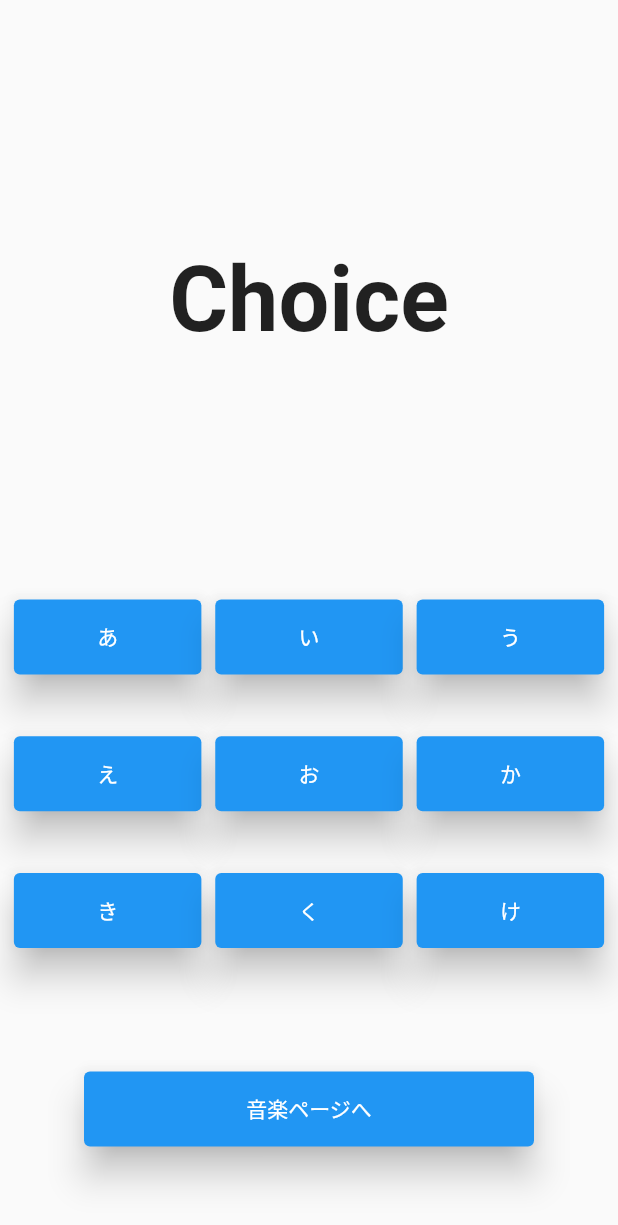
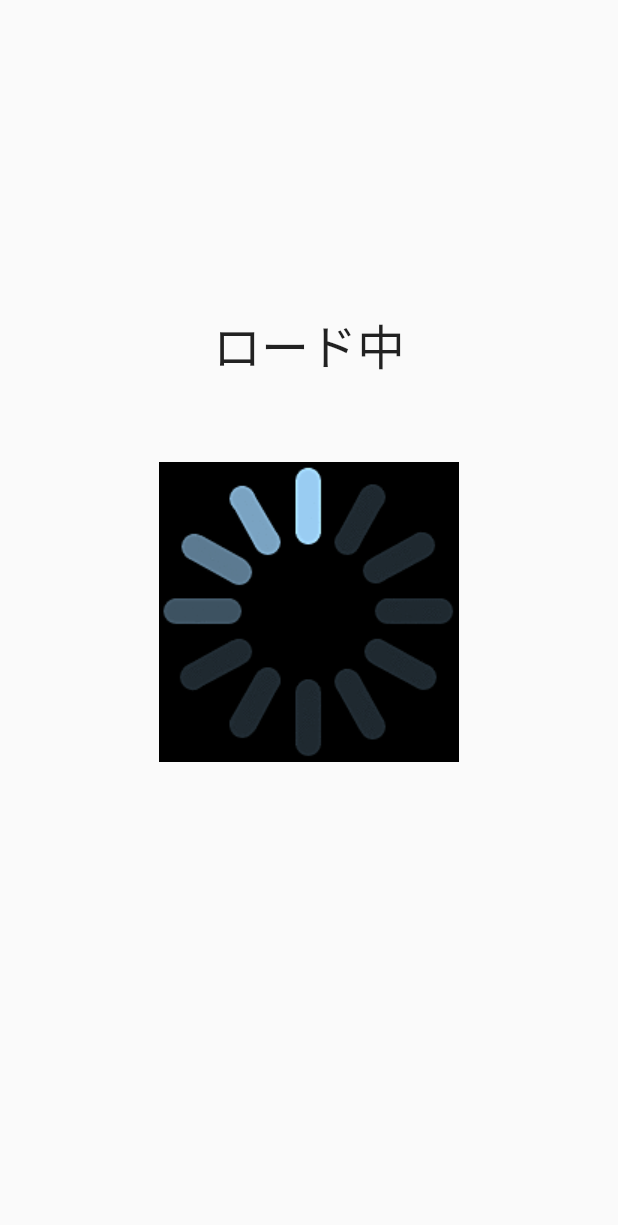
Before and after one commit to KitagawaFuuga/Musicapp, a Flutter app: the Choice screen opened directly, after a tap on "音楽ページへ", on a phone screen of 412 x 824 dp. Shown: the top 1225 px of the screen. Run offline on Flutter 3.47's test engine with Material 2 defaults, Android fonts, the phone set to English and light mode, and no system bars; our stand-ins replace video_player.

Commit message:
音楽を選択肢により選択できるようになりました

```diff
--- a/lib/choice.dart
+++ b/lib/choice.dart
@@ -1,4 +1,5 @@
 import 'package:flutter/material.dart';
+import 'select.dart';
 
 class Choice extends StatefulWidget{
   const Choice({Key? key}) : super(key: key);
@@ -8,6 +9,15 @@ class Choice extends StatefulWidget{
 }
 
 class _ChoiceState extends State<Choice> {
+
+  @override
+  void initState() {
+    flagnum = [0,0,0,0,0,0,0,0,0,0];
+    flags = [false,false,false,false,false,false,false,false,false,false];
+  }
+
+  var flagnum = [0,0,0,0,0,0,0,0,0,0];
+  List<bool> flags = [false,false,false,false,false,false,false,false,false,false];
   @override
   Widget build(BuildContext context) {
   final double deviceSize = MediaQuery.of(context).size.height;
@@ -19,9 +29,9 @@ class _ChoiceState extends State<Choice> {
               child: Container(
                 margin: EdgeInsets.only(top: deviceSize / 5),
                 child: const Text(
-                  'Choice',
+                  '今の気分は??',
                   style: TextStyle(
-                    fontSize: 60,
+                    fontSize: 50,
                     fontWeight: FontWeight.bold,
                   ),
                 ),
@@ -32,36 +42,9 @@ class _ChoiceState extends State<Choice> {
               child: Row(
                 mainAxisAlignment: MainAxisAlignment.spaceEvenly,
                 children: [
-                  ElevatedButton(
-                    style: ElevatedButton.styleFrom(
-                      fixedSize: Size(125, 50),
-                      elevation: 10,
-                    ),
-                    onPressed: (){
-                      print("button press !!");
-                    },
-                    child: Text('あ')
-                  ),
-                  ElevatedButton(
-                    style: ElevatedButton.styleFrom(
-                      fixedSize: Size(125, 50),
-                      elevation: 10,
-                    ),
-                    onPressed: (){
-                      print("button press !!");
-                    },
-                    child: Text('い')
-                  ),
-                  ElevatedButton(
-                    style: ElevatedButton.styleFrom(
-                      fixedSize: Size(125, 50),
-                      elevation: 10,
-                    ),
-                    onPressed: (){
-                      print("button press !!");
-                    },
-                    child: Text('う')
-                  ),
+                  ButtonPrint('心地よい', 0, deviceSize),
+                  ButtonPrint('楽しく', 1, deviceSize),
+                  ButtonPrint('にぎやかな', 2, deviceSize)
                 ],
               ),
             ),
@@ -70,36 +53,9 @@ class _ChoiceState extends State<Choice> {
               child: Row(
                 mainAxisAlignment: MainAxisAlignment.spaceEvenly,
                 children: [
-                  ElevatedButton(
-                    style: ElevatedButton.styleFrom(
-                      fixedSize: Size(125, 50),
-                      elevation: 10,
-                    ),
-                    onPressed: (){
-                      print("button press !!");
-                    },
-                    child: Text('え')
-                  ),
-                  ElevatedButton(
-                    style: ElevatedButton.styleFrom(
-                      fixedSize: Size(125, 50),
-                      elevation: 10,
-                    ),
-                    onPressed: (){
-                      print("button press !!");
-                    },
-                    child: Text('お')
-                  ),
-                  ElevatedButton(
-                    style: ElevatedButton.styleFrom(
-                      fixedSize: Size(125, 50),
-                      elevation: 10,
-                    ),
-                    onPressed: (){
-                      print("button press !!");
-                    },
-                    child: Text('か')
-                  ),
+                  ButtonPrint('感動する', 3,deviceSize),
+                  ButtonPrint('静かな', 4,deviceSize),
+                  ButtonPrint('勢いのある', 5,deviceSize)
                 ],
               ),
             ),
@@ -108,36 +64,9 @@ class _ChoiceState extends State<Choice> {
               child: Row(
                 mainAxisAlignment: MainAxisAlignment.spaceEvenly,
                 children: [
-                  ElevatedButton(
-                    style: ElevatedButton.styleFrom(
-                      fixedSize: Size(125, 50),
-                      elevation: 10,
-                    ),
-                    onPressed: (){
-                      print("button press !!");
-                    },
-                    child: Text('き')
-                  ),
-                  ElevatedButton(
-                    style: ElevatedButton.styleFrom(
-                      fixedSize: Size(125, 50),
-                      elevation: 10,
-                    ),
-                    onPressed: (){
-                      print("button press !!");
-                    },
-                    child: Text('く')
-                  ),
-                  ElevatedButton(
-                    style: ElevatedButton.styleFrom(
-                      fixedSize: Size(125, 50),
-                      elevation: 10,
-                    ),
-                    onPressed: (){
-                      print("button press !!");
-                    },
-                    child: Text('け')
-                  ),
+                  ButtonPrint('おしゃれに', 6,deviceSize),
+                  ButtonPrint('気分よく', 7,deviceSize),
+                  ButtonPrint('ららんらんらん', 8,deviceSize)
                 ],
               ),
             ),
@@ -149,7 +78,10 @@ class _ChoiceState extends State<Choice> {
                   elevation: 10,
                 ),
                 onPressed: (){
-                  print("button press !!");
+                  Navigator.push(
+                    context,
+                    MaterialPageRoute(builder: (context) => select(nums: flagnum))
+                  );
                 },
                 child: const Text('音楽ページへ')
               ),
@@ -159,4 +91,24 @@ class _ChoiceState extends State<Choice> {
       ),
     );
   }
+
+  Widget ButtonPrint(String TextString, int num, double size){
+
+    return Container(
+      width: size / 7,
+      height: size / 20,
+      child: ElevatedButton(
+        onPressed: (){
+          setState(() {
+            flags[num] = !flags[num];
+            flags[num] ?  flagnum[num] = 1 : flagnum[num] = 0;
+            print(flagnum[num].toString());
+          });
+        },
+        style: ElevatedButton.styleFrom(
+          primary: flags[num] ? Colors.black : Colors.blue
+        ),
+        child: Text(TextString),
+    ));
+  }
 }
--- a/lib/main.dart
+++ b/lib/main.dart
@@ -1,5 +1,7 @@
 import 'package:flutter/material.dart';
 import 'music.dart';
+import 'choice.dart';
+import 'select.dart';
 
 void main() {
   runApp(const MyApp());
@@ -16,7 +18,7 @@ class MyApp extends StatelessWidget {
       theme: ThemeData(
         primarySwatch: Colors.blue,
       ),
-      home: AudioPlayerPage(),
+      home: Choice(),
     );
   }
 }
--- /dev/null
+++ b/lib/select.dart
@@ -0,0 +1,100 @@
+import 'package:flutter/material.dart';
+import 'dart:io';
+import 'dart:math' as math;
+import 'music.dart';
+
+class select extends StatefulWidget {
+  var nums = [];
+  select({Key? key, required this.nums}) : super(key: key);
+
+  @override
+  _selectState createState() => _selectState();
+}
+
+class _selectState extends State<select> {
+  late var numnum = widget.nums;
+  var checknum = [];
+  String runmusic = 'moi';
+  double average = 0;
+  List<String> words = ['ロード中','どんな曲が出るんですかね？','長いな～','もうちょっと待ってね'];
+  int i = 0;
+
+  @override
+  void initState() {
+    super.initState();
+    var random = math.Random();
+    String word = words[0];
+    numnum = widget.nums;
+    print(numnum);
+
+    for (int b = 0; b < numnum.length; b++){
+      if(numnum[b] == 1){
+        checknum.add(b);
+      }
+    }
+
+    if(checknum.length != 1){
+      if(checknum.length >= 1){
+        for(int k = 0; k < checknum.length; k++){
+          average = checknum[k] + average;
+        }
+        setState(() {
+          average = average / checknum.length;
+          runmusic = average.round().toString() + '.mp3';
+        });
+      }else{
+        runmusic = random.nextInt(8).toString() + '.mp3';
+      }
+    }else{
+      setState(() {
+        runmusic = checknum[0].toString() + '.mp3';
+      });
+    }
+
+    Future.delayed(Duration(seconds: random.nextInt(5) + 5), () {
+      print(runmusic);
+      Navigator.push(
+        context,
+        MaterialPageRoute(builder: (context) => AudioPlayerPage(playmusic: runmusic)),
+      );
+    });
+    Future.delayed(Duration(seconds: 3), (){
+      setState(() {
+        if (i < 3){
+          i = i + 1;
+          word = words[i];
+        }else{
+          i = 0;
+          word = words[i];
+        }
+      });
+    });
+  }
+
+  @override
+  Widget build(BuildContext context) {
+    final double deviceSize = MediaQuery.of(context).size.height;
+    return Scaffold(
+      body: Center(
+        child: Column(
+          children: <Widget>[
+            Container(
+              margin: EdgeInsets.only(top: deviceSize / 4),
+              child: Text(
+                'ロード中',
+                style: TextStyle(fontSize: 32),
+              ),
+            ),
+            Container(
+              margin: EdgeInsets.only(top: deviceSize / 15),
+              child: Image(
+                image: AssetImage('assets/sozai.gif'),
+                fit: BoxFit.cover,
+              ),
+            )
+          ],
+        ),
+      ),
+    );
+  }
+}
```
Also changed, not shown: lib/music.dart (+77 -11 lines), pubspec.yaml (+10 -0 lines), assets/images/icons8.png (added), assets/sozai.gif (added), pubspec.lock.
